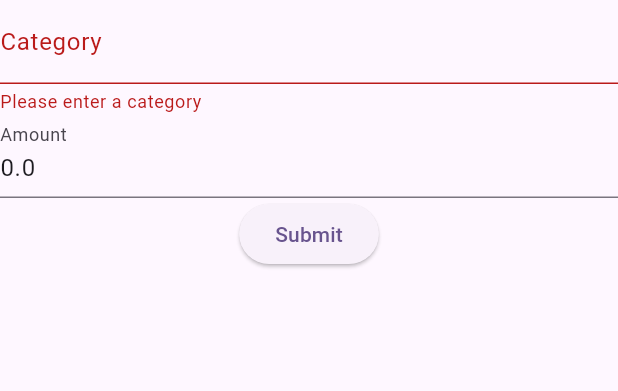
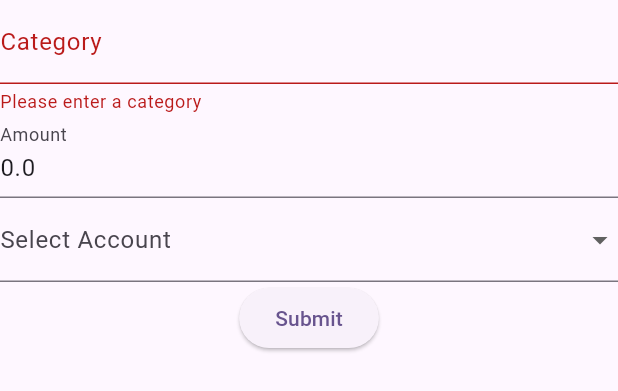
Before and after one commit to JasicMila/budgeting_saving_app, a Flutter app: the TransactionForm widget shown alone on an empty page, opened directly with empty values, after a tap on "Submit", on a phone screen of 412 x 824 dp. Shown: the top 391 px of the screen. Run offline on Flutter 3.47's test engine with Material 3 defaults, Android fonts, the phone set to English and light mode, and no system bars; our stand-ins replace cloud_firestore, firebase_auth, firebase_core, flutter_dotenv; accounts and stored records are empty.

Commit message:
transactions displayed in one page with options to edit and delete there

```diff
--- /dev/null
+++ b/lib/src/services/account_service.dart
@@ -0,0 +1,44 @@
+import 'package:cloud_firestore/cloud_firestore.dart';
+import 'package:firebase_auth/firebase_auth.dart';
+import 'package:budgeting_saving_app/src/models/account.dart';
+
+class AccountService {
+  final FirebaseFirestore _firestore = FirebaseFirestore.instance;
+
+  Future<List<Account>> fetchAccounts() async {
+    try {
+      final QuerySnapshot accountSnapshot = await _firestore
+          .collection('accounts')
+          .where('userId', isEqualTo: FirebaseAuth.instance.currentUser?.uid)
+          .get();
+
+      final List<Account> accounts = accountSnapshot.docs
+          .map((doc) =>
+              Account.fromMap(doc.data() as Map<String, dynamic>, doc.id))
+          .toList();
+
+      return accounts;
+    } catch (e) {
+      // Log the error for debugging purposes
+      print("Error fetching accounts: $e");
+      return [];
+    }
+  }
+
+  Future<Map<String, String>> fetchAccountNames() async {
+    Map<String, String> accountNames = {};
+    try {
+      final result = await _firestore
+          .collection('accounts')
+          .where('userId', isEqualTo: FirebaseAuth.instance.currentUser?.uid)
+          .get();
+      for (var doc in result.docs) {
+        final account = Account.fromMap(doc.data(), doc.id);
+        accountNames[account.id] = account.name;
+      }
+    } catch (e) {
+      print("Error fetching account names: $e");
+    }
+    return accountNames;
+  }
+}
--- a/lib/src/views/widgets/transaction_form_widget.dart
+++ b/lib/src/views/widgets/transaction_form_widget.dart
@@ -1,5 +1,7 @@
 import 'package:flutter/material.dart';
 import 'package:budgeting_saving_app/src/models/transaction.dart' as model;
+import 'package:budgeting_saving_app/src/models/account.dart';
+import 'package:budgeting_saving_app/src/services/account_service.dart';
 import 'package:intl/intl.dart';
 
 // Define a callback type for form submission
@@ -25,6 +27,7 @@ class TransactionFormState extends State<TransactionForm> {
   late String _category;
   late double _amount;
   late DateTime _date;
+  String? selectedAccountId;
 
   @override
   void initState() {
@@ -33,22 +36,7 @@ class TransactionFormState extends State<TransactionForm> {
     _category = widget.initialTransaction?.category ?? '';
     _amount = widget.initialTransaction?.amount ?? 0.0;
     _date = widget.initialTransaction?.date ?? DateTime.now();
-  }
-
-  void _submitForm() {
-    if (_formKey.currentState!.validate()) {
-      _formKey.currentState!.save();
-      widget.onSubmit(
-        model.Transaction(
-          id: widget.initialTransaction?.id ?? '',
-          accountId: widget.initialTransaction?.accountId ?? '',
-          type: _type,
-          category: _category,
-          amount: _amount,
-          date: _date,
-        ),
-      );
-    }
+    selectedAccountId = widget.initialTransaction?.accountId;
   }
 
   @override
@@ -56,7 +44,7 @@ class TransactionFormState extends State<TransactionForm> {
     return Form(
       key: _formKey,
       child: Column(
-        children: [
+        children: <Widget>[
           TextFormField(
             initialValue: _category,
             decoration: const InputDecoration(labelText: 'Category'),
@@ -73,6 +61,30 @@ class TransactionFormState extends State<TransactionForm> {
               return null;
             },
           ),
+          FutureBuilder<List<Account>>(
+            future: AccountService().fetchAccounts(), // Adjust based on your implementation
+            builder: (context, snapshot) {
+              if (!snapshot.hasData) return const CircularProgressIndicator();
+              List<Account> accounts = snapshot.data!;
+              return DropdownButtonFormField<String>(
+                value: selectedAccountId,
+                onChanged: (String? newValue) {
+                  setState(() {
+                    selectedAccountId = newValue;
+                  });
+                },
+                items: accounts.map<DropdownMenuItem<String>>((Account account) {
+                  return DropdownMenuItem<String>(
+                    value: account.id,
+                    child: Text(account.name),
+                  );
+                }).toList(),
+                decoration: const InputDecoration(
+                  labelText: 'Select Account',
+                ),
+              );
+            },
+          ),
           // Add fields for type and date as needed
           ElevatedButton(
             onPressed: _submitForm,
@@ -82,4 +94,20 @@ class TransactionFormState extends State<TransactionForm> {
       ),
     );
   }
+  void _submitForm() {
+    if (_formKey.currentState!.validate()) {
+      _formKey.currentState!.save();
+      // Modify this part to include the accountId in the transaction
+      widget.onSubmit(
+        model.Transaction(
+          id: widget.initialTransaction?.id ?? '',
+          accountId: selectedAccountId ?? '', // Use the selected account ID
+          type: _type,
+          category: _category,
+          amount: _amount,
+          date: _date,
+        ),
+      );
+    }
+  }
 }
```
Also changed, not shown: lib/src/views/screens/account_details_page.dart (+18 -106 lines), lib/src/views/screens/accounts_page.dart (+22 -9 lines), lib/src/views/screens/main_screen.dart (+14 -8 lines), lib/src/views/screens/transactions_page.dart (added, +116 -0 lines).
